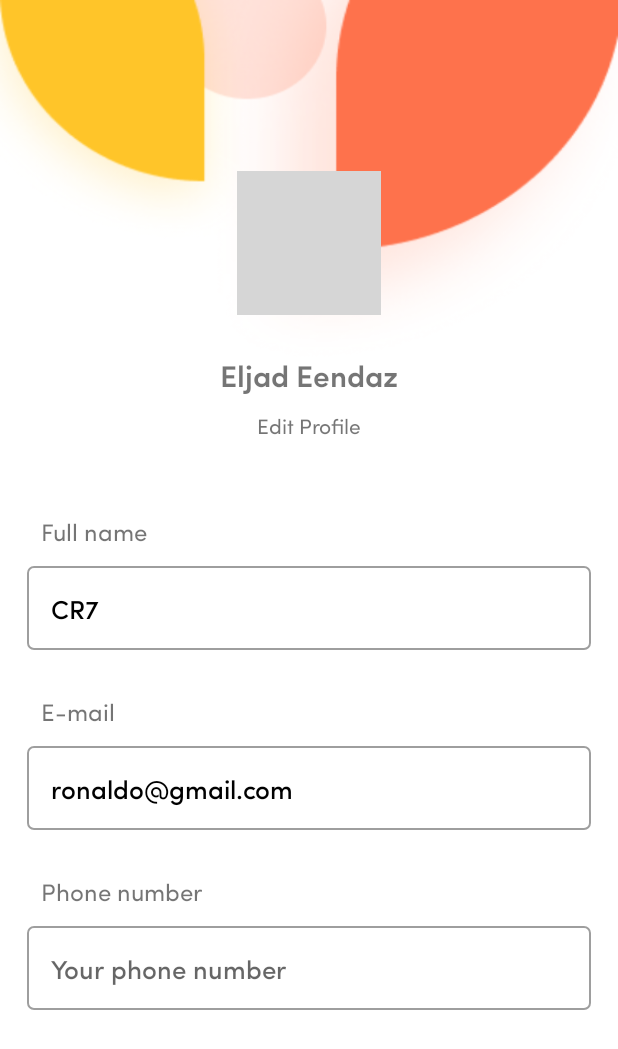
After one commit to huaviet99/Android-Challenge-W2, an Android app: the ProfileActivity screen opened directly, with no data from a screen before it, on a phone screen of 412 x 824 dp. The commit adds this screen. Shown: the top 1049 px of the screen. Run offline under Robolectric (Android 15) with nearby library versions, the phone set to English and light mode, and no system bars; our stand-ins replace CircleImageView; grey boxes are pictures that could not be loaded.

Commit message:
Vũ : logic profile  -> Hoàn thành

```diff
--- a/app/build.gradle
+++ b/app/build.gradle
@@ -42,4 +42,7 @@ dependencies {
     testImplementation 'junit:junit:4.+'
     androidTestImplementation 'androidx.test.ext:junit:1.1.2'
     androidTestImplementation 'androidx.test.espresso:espresso-core:3.3.0'
+    // CircleImageView
+    implementation 'de.hdodenhof:circleimageview:3.1.0'
+
 }
--- a/app/src/main/AndroidManifest.xml
+++ b/app/src/main/AndroidManifest.xml
@@ -19,6 +19,7 @@
         <activity android:name=".BoardingActivity"/>
         <activity android:name=".SignUpActivity"/>
         <activity android:name=".SignInActivity"/>
+        <activity android:name="ProfileActivity"/>
     </application>
 
 </manifest>
--- /dev/null
+++ b/app/src/main/java/com/ceslab/androidchallengew2/ProfileActivity.kt
@@ -0,0 +1,108 @@
+package com.ceslab.androidchallengew2
+
+import androidx.appcompat.app.AppCompatActivity
+import android.os.Bundle
+import android.text.Editable
+import android.util.Log
+import android.widget.EditText
+import android.widget.LinearLayout
+import android.widget.TextView
+import android.widget.Toast
+import androidx.appcompat.app.AlertDialog
+import androidx.core.view.marginStart
+import com.ceslab.androidchallengew1.model.User
+
+class ProfileActivity : AppCompatActivity() {
+    private val TAG = "ProfileActivity"
+    lateinit var tvFullName: TextView
+    lateinit var tvEmail: TextView
+    lateinit var tvPhoneNumber: TextView
+    var user: User = User()
+    override fun onCreate(savedInstanceState: Bundle?) {
+        super.onCreate(savedInstanceState)
+        setContentView(R.layout.activity_profile)
+        findViewById()
+        initInfo()
+        editInfo()
+    }
+
+    private fun findViewById() {
+        tvFullName = findViewById<TextView>(R.id.tv_full_name)
+        tvEmail = findViewById<TextView>(R.id.tv_email)
+        tvPhoneNumber = findViewById<TextView>(R.id.tv_phone_number)
+    }
+
+    private fun initInfo() {
+        tvFullName.text = user.fullName
+        tvEmail.text = user.email
+        tvPhoneNumber.text = user.phoneNumber
+    }
+
+    private fun editInfo() {
+        tvFullName.setOnClickListener {
+            val alertDialog: AlertDialog.Builder = AlertDialog.Builder(this@ProfileActivity)
+            alertDialog.setTitle("Full name")
+            alertDialog.setMessage("Enter your full name")
+            var editText: EditText = EditText(this);
+            var linearParams: LinearLayout.LayoutParams = LinearLayout.LayoutParams(
+                LinearLayout.LayoutParams.MATCH_PARENT, LinearLayout.LayoutParams.MATCH_PARENT
+            );
+            editText.setBackgroundResource(R.drawable.border_outline_textview)
+            editText.layoutParams = linearParams
+            alertDialog.setView(editText)
+            alertDialog.setPositiveButton("YES") { dialog, which ->
+                tvFullName.text = editText.text
+                dialog.dismiss()
+            }
+            alertDialog.setNegativeButton("CANCEL") { dialog, which -> dialog.dismiss() }
+            alertDialog.show();
+        }
+
+        // Edit email
+
+        tvEmail.setOnClickListener {
+            val alertDialog: AlertDialog.Builder = AlertDialog.Builder(this@ProfileActivity)
+            alertDialog.setTitle("E-mail")
+            alertDialog.setMessage("Enter your email")
+            var editText: EditText = EditText(this);
+            var linearParams: LinearLayout.LayoutParams = LinearLayout.LayoutParams(
+                LinearLayout.LayoutParams.MATCH_PARENT, LinearLayout.LayoutParams.MATCH_PARENT
+            );
+            editText.setBackgroundResource(R.drawable.border_outline_textview)
+            editText.layoutParams = linearParams
+            alertDialog.setView(editText)
+            alertDialog.setPositiveButton("OK") { dialog, which ->
+                tvEmail.text = editText.text
+                dialog.dismiss()
+            }
+            alertDialog.setNegativeButton("CANCEL") { dialog, which -> dialog.dismiss() }
+            alertDialog.show();
+        }
+
+        // Edit Phone number
+        tvPhoneNumber.setOnClickListener {
+            val alertDialog: AlertDialog.Builder = AlertDialog.Builder(this@ProfileActivity)
+            alertDialog.setTitle("Phone number")
+            alertDialog.setMessage("Enter your phone number")
+            var editText: EditText = EditText(this);
+            var linearParams: LinearLayout.LayoutParams = LinearLayout.LayoutParams(
+                LinearLayout.LayoutParams.MATCH_PARENT, LinearLayout.LayoutParams.MATCH_PARENT
+            );
+            editText.setBackgroundResource(R.drawable.border_outline_textview)
+            editText.layoutParams = linearParams
+            alertDialog.setView(editText)
+            alertDialog.setPositiveButton("YES") { dialog, which ->
+                if (editText.text.toString().trim().length === 10) {
+                    tvPhoneNumber.text = editText.text
+                    user.phoneNumber = editText.text.toString().trim()
+                    dialog.dismiss()
+                } else {
+                    Toast.makeText(this@ProfileActivity, "Invalid phone number", Toast.LENGTH_SHORT)
+                        .show()
+                }
+            }
+            alertDialog.setNegativeButton("CANCEL") { dialog, which -> dialog.dismiss() }
+            alertDialog.show();
+        }
+    }
+}
--- a/app/src/main/java/com/ceslab/androidchallengew2/SignInActivity.kt
+++ b/app/src/main/java/com/ceslab/androidchallengew2/SignInActivity.kt
@@ -1,4 +1,4 @@
-package com.ceslab.androidchallengew1
+package com.ceslab.androidchallengew2
 
 import android.content.Intent
 import android.os.Bundle
--- /dev/null
+++ b/app/src/main/res/drawable/border_outline_textview.xml
@@ -0,0 +1,13 @@
+<?xml version="1.0" encoding="utf-8"?>
+<shape xmlns:android="http://schemas.android.com/apk/res/android"
+    android:shape="rectangle">
+
+    <corners android:radius="4dp"
+
+        />
+    <solid android:color="@color/white" />
+    <stroke
+        android:width="@dimen/mtrl_textinput_box_stroke_width_default"
+        android:color="@color/mtrl_outlined_stroke_color" />
+
+</shape>
--- /dev/null
+++ b/app/src/main/res/layout/activity_profile.xml
@@ -0,0 +1,154 @@
+<?xml version="1.0" encoding="utf-8"?>
+<androidx.constraintlayout.widget.ConstraintLayout xmlns:android="http://schemas.android.com/apk/res/android"
+    xmlns:app="http://schemas.android.com/apk/res-auto"
+    xmlns:tools="http://schemas.android.com/tools"
+    android:layout_width="match_parent"
+    android:layout_height="match_parent"
+    android:background="@drawable/backgroud_profile"
+    tools:context=".ProfileActivity">
+
+    <FrameLayout
+        android:id="@+id/frameLayout"
+        android:layout_width="wrap_content"
+        android:layout_height="wrap_content"
+        android:layout_marginTop="114dp"
+        android:background="@drawable/circle_border"
+        app:layout_constraintEnd_toEndOf="parent"
+        app:layout_constraintStart_toStartOf="parent"
+        app:layout_constraintTop_toTopOf="parent">
+
+        <de.hdodenhof.circleimageview.CircleImageView
+            android:layout_width="90dp"
+            android:layout_height="90dp"
+            android:layout_gravity="center"
+            android:src="@drawable/image_avatar" />
+
+        <ImageButton
+            android:layout_width="27dp"
+            android:layout_height="34dp"
+            android:layout_gravity="bottom|end"
+            android:layout_marginRight="14dp"
+            android:backgroundTint="@color/white"
+            android:gravity="center"
+            android:src="@drawable/icon_camera" />
+    </FrameLayout>
+
+    <TextView
+        android:id="@+id/tv_user_name"
+        android:layout_width="wrap_content"
+        android:layout_height="wrap_content"
+        android:layout_marginTop="235dp"
+        android:fontFamily="@font/sofia_pro_semi_bold"
+        android:text="Eljad Eendaz"
+        android:textSize="20sp"
+        app:layout_constraintEnd_toEndOf="parent"
+        app:layout_constraintStart_toStartOf="parent"
+        app:layout_constraintTop_toTopOf="parent" />
+
+    <TextView
+        android:id="@+id/textView"
+        android:layout_width="wrap_content"
+        android:layout_height="wrap_content"
+        android:layout_marginTop="10dp"
+        android:fontFamily="@font/sofia_pro_regular"
+        android:text="Edit Profile"
+        android:textSize="14sp"
+        app:layout_constraintEnd_toEndOf="parent"
+        app:layout_constraintStart_toStartOf="parent"
+        app:layout_constraintTop_toBottomOf="@+id/tv_user_name" />
+
+
+    <TextView
+        android:id="@+id/tv_title_full_name"
+        android:layout_width="wrap_content"
+        android:layout_height="wrap_content"
+        android:layout_marginStart="27dp"
+        android:layout_marginTop="49dp"
+        android:fontFamily="@font/sofia_pro_regular"
+        android:text="Full name"
+        android:textSize="@dimen/size_16sp"
+        app:layout_constraintStart_toStartOf="parent"
+        app:layout_constraintTop_toBottomOf="@+id/textView" />
+
+    <TextView
+        android:id="@+id/tv_full_name"
+        android:layout_width="match_parent"
+        android:layout_height="56dp"
+        android:layout_marginHorizontal="18dp"
+        android:layout_marginTop="12dp"
+        android:background="@drawable/border_outline_textview"
+        android:fontFamily="@font/sofia_pro_medium"
+        android:gravity="center_vertical"
+        android:hint="Your full name"
+        android:padding="16dp"
+        android:text="HUa vi van "
+        android:textColor="@color/black"
+        android:textSize="@dimen/size_17sp"
+        app:layout_constraintEnd_toEndOf="parent"
+        app:layout_constraintStart_toStartOf="parent"
+        app:layout_constraintTop_toBottomOf="@+id/tv_title_full_name" />
+
+
+    <TextView
+        android:id="@+id/tv_title_email"
+        android:layout_width="wrap_content"
+        android:layout_height="wrap_content"
+        android:layout_marginStart="27dp"
+        android:layout_marginTop="29dp"
+        android:fontFamily="@font/sofia_pro_regular"
+        android:text="E-mail"
+        android:textSize="@dimen/size_16sp"
+        app:layout_constraintStart_toStartOf="parent"
+        app:layout_constraintTop_toBottomOf="@+id/tv_full_name" />
+
+    <TextView
+        android:id="@+id/tv_email"
+        android:layout_width="match_parent"
+        android:layout_height="56dp"
+        android:layout_marginHorizontal="18dp"
+        android:layout_marginTop="12dp"
+        android:background="@drawable/border_outline_textview"
+        android:fontFamily="@font/sofia_pro_medium"
+        android:gravity="center_vertical"
+        android:hint="Your email"
+        android:padding="16dp"
+        android:text="ronaldo@gmail.com"
+        android:textColor="@color/black"
+        android:textSize="@dimen/size_17sp"
+        app:layout_constraintStart_toStartOf="parent"
+        app:layout_constraintTop_toBottomOf="@+id/tv_title_email"
+
+        />
+
+
+    <TextView
+        android:id="@+id/tv_title_phone_number"
+        android:layout_width="wrap_content"
+        android:layout_height="wrap_content"
+        android:layout_marginStart="27dp"
+        android:layout_marginTop="29dp"
+        android:fontFamily="@font/sofia_pro_regular"
+        android:text="Phone number"
+        android:textSize="@dimen/size_16sp"
+        app:layout_constraintStart_toStartOf="parent"
+        app:layout_constraintTop_toBottomOf="@+id/tv_email" />
+
+    <TextView
+        android:id="@+id/tv_phone_number"
+        android:layout_width="match_parent"
+        android:layout_height="56dp"
+        android:layout_marginHorizontal="18dp"
+        android:layout_marginTop="12dp"
+        android:background="@drawable/border_outline_textview"
+        android:fontFamily="@font/sofia_pro_medium"
+        android:gravity="center_vertical"
+        android:hint="Your phone number"
+        android:padding="16dp"
+        android:text="09090909"
+        android:textColor="@color/black"
+        android:textSize="@dimen/size_17sp"
+        app:layout_constraintStart_toStartOf="parent"
+        app:layout_constraintTop_toBottomOf="@+id/tv_title_phone_number" />
+
+
+</androidx.constraintlayout.widget.ConstraintLayout>
```
Also changed, not shown: app/src/main/res/drawable/backgroud_profile.png (added), app/src/main/res/drawable/icon_camera.png (added), app/src/main/res/drawable/image_avatar.png (added).
